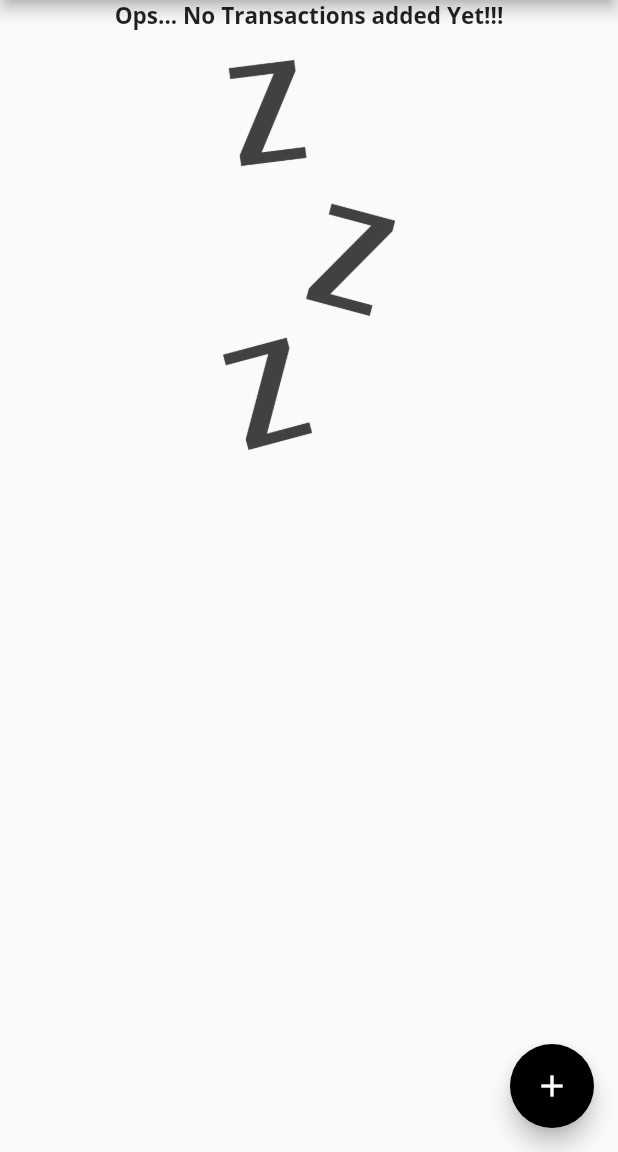
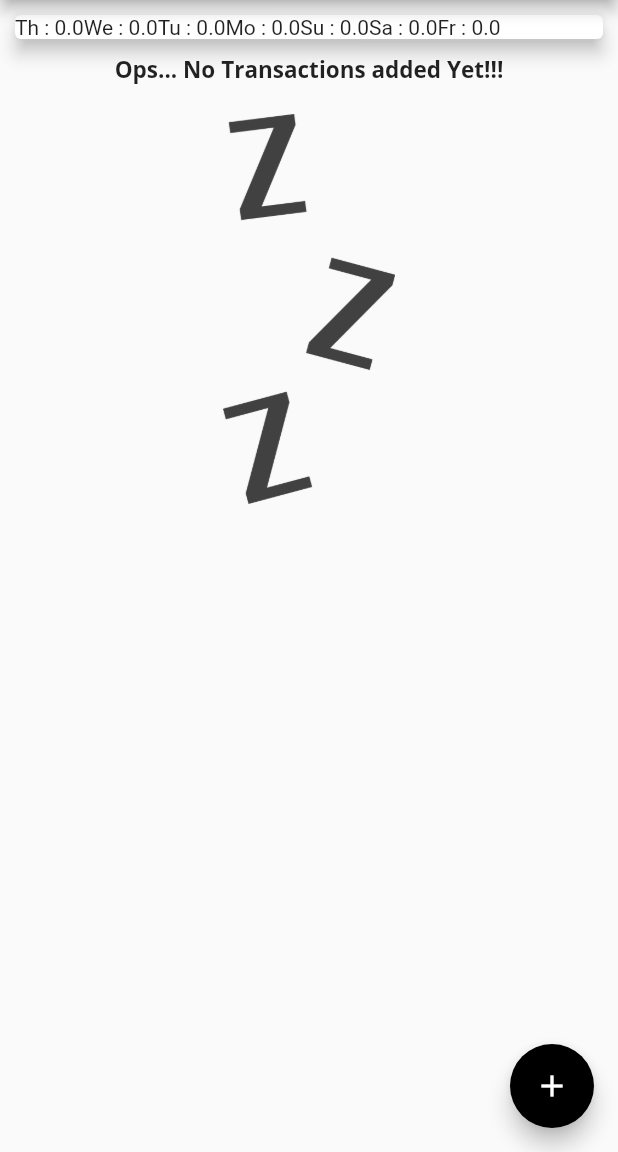
Before and after one commit to mrZAIN-ALI/Expence-Management-App, a Flutter app: the screen it shows after launch, on a phone screen of 412 x 824 dp, the part 84-1236 px from its top. Run offline on Flutter 3.47's test engine with Material 2 defaults, Android fonts, the phone set to English and light mode, and no system bars.

Commit message:
creating chart_Bar

```diff
--- a/lib/chart.dart
+++ b/lib/chart.dart
@@ -21,18 +21,33 @@ class Chart extends StatelessWidget {
         }
       }
 
-      print(DateFormat.E().format(weekDay));
-      print(totalSum);
+      // print(DateFormat.E().format(weekDay));
+      // print(totalSum);
       return {
-        "day": DateFormat.E().format(weekDay).toString(),
+        "day": DateFormat.E().format(weekDay).toString().substring(0,2),
         "amount": totalSum,
       };
     });
   }
 
+  double getMaxSpend{
+    return generateTotalExpensePerDay.fold(0.0,((sum, item) {
+      return
+    });
+  }
   @override
   Widget build(BuildContext context) {
-    print(recentTransactions);
-    return Container();
+    // print(generateTotalExpensePerDay);
+    return Card(
+      margin: EdgeInsets.all(10),
+      elevation: 5,
+      child: Row(
+        children: generateTotalExpensePerDay.map(
+          ((data) {
+            return Text("${data['day']} : ${data['amount']}");
+          }),
+        ).toList(),
+      ),
+    );
   }
 }
--- a/lib/main.dart
+++ b/lib/main.dart
@@ -1,5 +1,3 @@
-import 'dart:js_util';
-
 import 'package:flutter/material.dart';
 import 'package:module_four_apk/chart.dart';
 import 'transactionList.dart';
```
Also changed, not shown: lib/chart_Bar.dart (added, +50 -0 lines).
